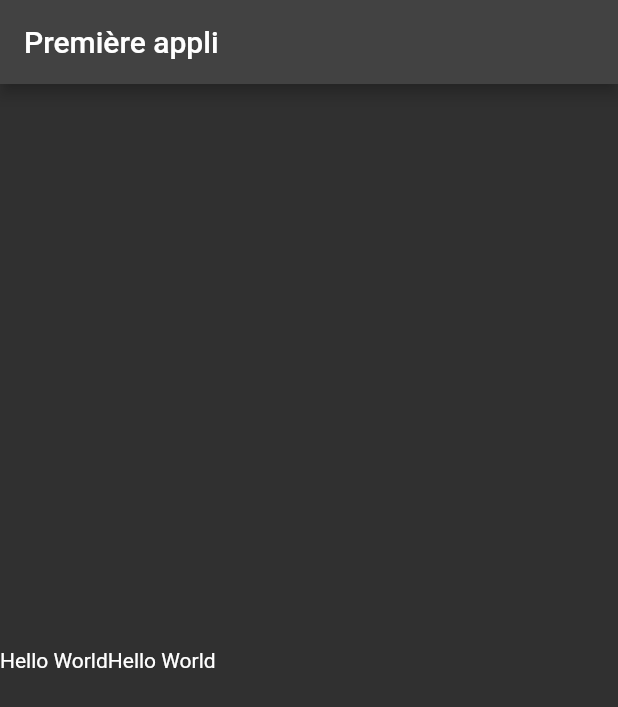
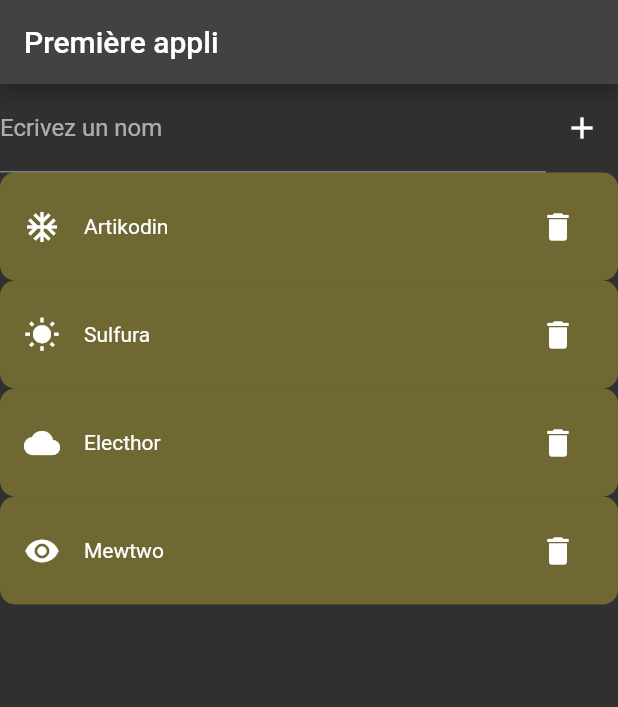
Before and after one commit to Liecee/AppliMobile, a Flutter app: the screen it shows after launch, on a phone screen of 412 x 824 dp. Shown: the top 707 px of the screen. Run offline on Flutter 3.47's test engine with Material 2 defaults, Android fonts, the phone set to English and light mode, and no system bars.

Commit message:
seconde partie

```diff
--- a/lib/main.dart
+++ b/lib/main.dart
@@ -1,14 +1,20 @@
+import 'package:applimobile/pokemon.dart';
 import 'package:flutter/material.dart';
 
 void main() => runApp(
       MyApp(),
     );
 
-class MyApp extends StatelessWidget {
+class MyApp extends StatefulWidget {
   const MyApp({
     Key key,
   }) : super(key: key);
 
+  @override
+  _MyAppState createState() => _MyAppState();
+}
+
+class _MyAppState extends State<MyApp> {
   @override
   Widget build(BuildContext context) {
     return MaterialApp(
@@ -19,29 +25,138 @@
         brightness: Brightness.dark, //couleur thème dark
       ),
       themeMode: ThemeMode.dark, //thème par défaut
-      home: const HomePage(),
+      home: HomePage(),
     );
   }
 }
 
-class HomePage extends StatelessWidget {
-  const HomePage({
+class HomePage extends StatefulWidget {
+  HomePage({
     Key key,
   }) : super(key: key);
 
   @override
+  _HomePageState createState() => _HomePageState();
+}
+
+class _HomePageState extends State<HomePage> {
+  TextEditingController mycontroller;
+
+  @override
+  void initState() {
+    mycontroller = TextEditingController();
+    super.initState();
+  }
+
+  @override
+  void dispose() {
+    mycontroller.dispose();
+    super.dispose();
+  }
+
+  final pokedex = <Pokemon>[
+    // <== liste finale, contenu constant
+    Pokemon('Artikodin', Icons.ac_unit),
+    Pokemon('Sulfura', Icons.wb_sunny),
+    Pokemon('Electhor', Icons.cloud),
+    Pokemon('Mewtwo', Icons.remove_red_eye),
+  ];
+
+  @override
   Widget build(BuildContext context) {
     return Scaffold(
-      appBar: AppBar(title: const Text('Première appli')),
-      body: Center(
-        child: Container(
-          child: Row(
+      appBar: AppBar(
+        title: const Text('Première appli'),
+      ),
+      body: SingleChildScrollView(
+          child: Column(
+        children: [
+          Row(
             children: [
-              const Text('Hello World'),
-              const Text('Hello World'),
+              Expanded(
+                child: TextField(
+                  controller: mycontroller,
+                  decoration: InputDecoration(
+                    labelText: 'Ecrivez un nom',
+                  ),
+                ),
+              ),
+              IconButton(
+                  icon: const Icon(Icons.add),
+                  onPressed: () {
+                    final String nameToAdd = mycontroller.text;
+                    // ajouter des conditions le mot fasse au minumum 3 lettres
+                    if (nameToAdd.length < 3) {
+                      ScaffoldMessenger.of(context).showSnackBar(
+                        SnackBar(
+                          content:
+                              Text('Le nom doit contenir au minimum 3 lettres'),
+                        ),
+                      );
+                      return;
+                    }
+
+                    setState(() {
+                      pokedex.add(
+                        // <== ajoutez un nouveau pokemon au début de la liste
+                        Pokemon(nameToAdd, Icons.add),
+                      );
+                      mycontroller.clear();
+                    });
+                  })
             ],
           ),
-        ),
+          for (final Pokemon item in pokedex)
+            TheAmazingRow(
+              icon: item.icon,
+              label: item.name,
+              onDelete: onPokemonDelete,
+            ),
+        ],
+      )),
+    );
+  }
+
+  void onPokemonDelete(String name) {
+    setState(() {
+      pokedex.removeWhere((element) => element.name == name);
+    });
+  }
+}
+
+class TheAmazingRow extends StatelessWidget {
+  TheAmazingRow({
+    this.icon,
+    this.label,
+    this.onDelete,
+  });
+  final IconData icon;
+  final String label;
+  final Function(String) onDelete;
+
+  @override
+  Widget build(BuildContext context) {
+    return Container(
+      decoration: BoxDecoration(
+        color: Colors.yellow.withOpacity(0.3),
+// <cherchez comment appliquer un border radius >
+        borderRadius: BorderRadius.circular(10), //border radius de 16 pixelsr
+      ),
+      padding: const EdgeInsets.symmetric(
+        horizontal: 16,
+        vertical: 12,
+      ),
+      child: Row(
+        mainAxisAlignment: MainAxisAlignment.spaceBetween,
+        children: [
+          Icon(icon),
+          const SizedBox(width: 16),
+          Expanded(child: Text(label)),
+          IconButton(
+            icon: const Icon(Icons.delete),
+            onPressed: () => onDelete(label),
+          )
+        ],
       ),
     );
   }
--- /dev/null
+++ b/lib/pokemon.dart
@@ -0,0 +1,10 @@
+import 'package:flutter/material.dart';
+
+class Pokemon {
+  const Pokemon(
+    this.name,
+    this.icon,
+  );
+  final String name;
+  final IconData icon;
+}
```
Also changed, not shown: lib/main2.dart (added, +76 -0 lines), lib/detail_page.dart (added).
